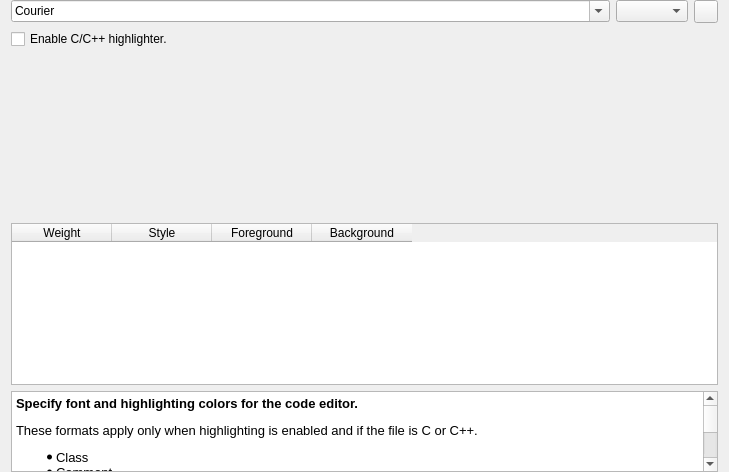
Above: cfgpage/SeerEditorConfigPage.ui from LiNY2-01/SeeDataStructure before the change. Below: the same form after it.
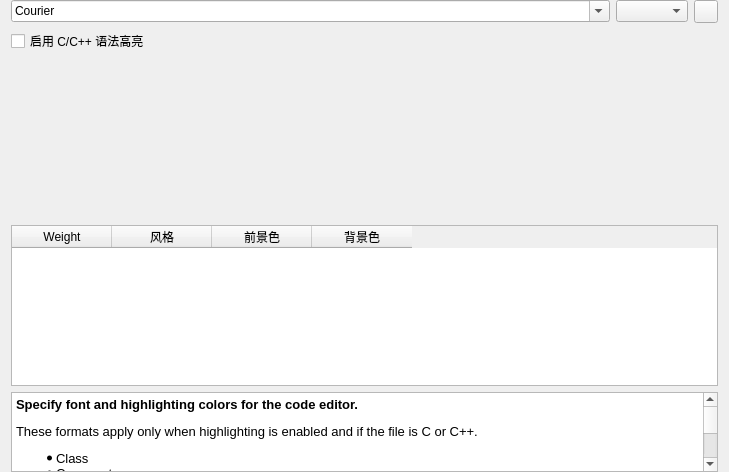
That is the form after the change. Icons and pictures are not drawn. Custom widgets are drawn as their Qt base class.

Commit message: style: localization

The edit to the form file:
```diff
--- a/cfgpage/SeerEditorConfigPage.ui
+++ b/cfgpage/SeerEditorConfigPage.ui
@@ -63,17 +63,17 @@
      </column>
      <column>
       <property name="text">
-       <string>Style</string>
+       <string>风格</string>
       </property>
      </column>
      <column>
       <property name="text">
-       <string>Foreground</string>
+       <string>前景色</string>
       </property>
      </column>
      <column>
       <property name="text">
-       <string>Background</string>
+       <string>背景色</string>
       </property>
      </column>
     </widget>
@@ -145,7 +145,7 @@
       <string>Enable or disable highlighting for C/C++ files.</string>
      </property>
      <property name="text">
-      <string>Enable C/C++ highlighter.</string>
+      <string>启用 C/C++ 语法高亮</string>
      </property>
     </widget>
    </item>
```
The commit also changes 66 other files.
